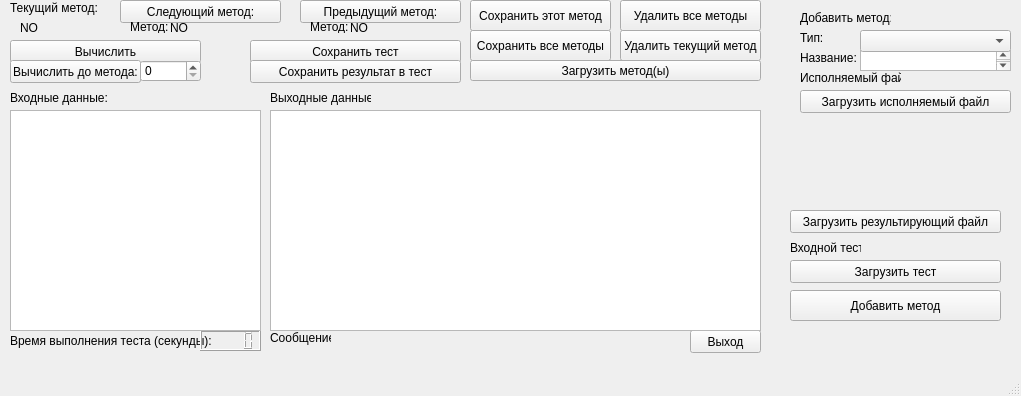
First picture: the form in design.ui, repository AZch/Data-decryption-system, before the edit.
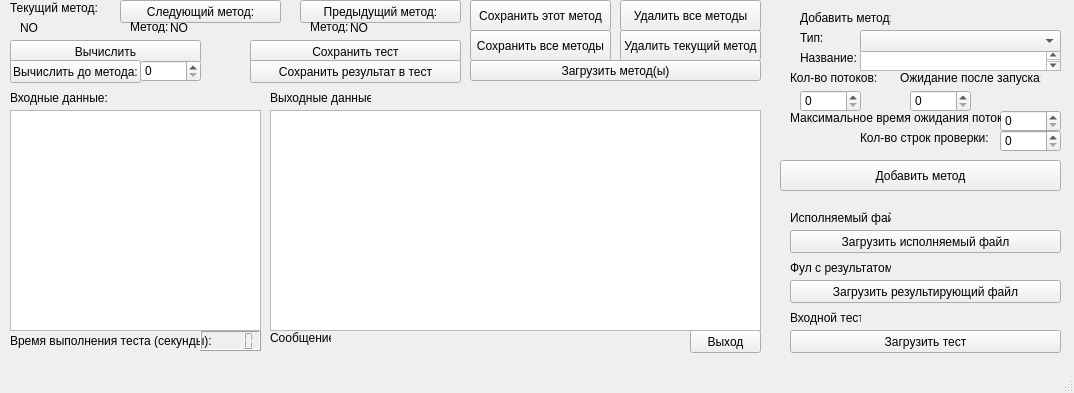
Second picture: the form after the edit.

```diff
--- a/design.ui
+++ b/design.ui
@@ -6,8 +6,8 @@
    <rect>
     <x>0</x>
     <y>0</y>
-    <width>1021</width>
-    <height>396</height>
+    <width>1074</width>
+    <height>393</height>
    </rect>
   </property>
   <property name="windowTitle">
@@ -17,9 +17,9 @@
    <widget class="QPushButton" name="btnLoadExecFile">
     <property name="geometry">
      <rect>
-      <x>800</x>
-      <y>90</y>
-      <width>211</width>
+      <x>790</x>
+      <y>230</y>
+      <width>271</width>
       <height>23</height>
      </rect>
     </property>
@@ -69,8 +69,8 @@
    <widget class="QLabel" name="label_4">
     <property name="geometry">
      <rect>
-      <x>800</x>
-      <y>70</y>
+      <x>790</x>
+      <y>210</y>
       <width>101</width>
       <height>16</height>
      </rect>
@@ -82,8 +82,8 @@
    <widget class="QLabel" name="lblExecFile">
     <property name="geometry">
      <rect>
-      <x>910</x>
-      <y>70</y>
+      <x>900</x>
+      <y>210</y>
       <width>101</width>
       <height>16</height>
      </rect>
@@ -96,7 +96,7 @@
     <property name="geometry">
      <rect>
       <x>790</x>
-      <y>240</y>
+      <y>310</y>
       <width>71</width>
       <height>16</height>
      </rect>
@@ -109,7 +109,7 @@
     <property name="geometry">
      <rect>
       <x>870</x>
-      <y>240</y>
+      <y>310</y>
       <width>131</width>
       <height>16</height>
      </rect>
@@ -123,7 +123,7 @@
      <rect>
       <x>860</x>
       <y>50</y>
-      <width>151</width>
+      <width>201</width>
       <height>21</height>
      </rect>
     </property>
@@ -132,8 +132,8 @@
     <property name="geometry">
      <rect>
       <x>790</x>
-      <y>260</y>
-      <width>211</width>
+      <y>330</y>
+      <width>271</width>
       <height>23</height>
      </rect>
     </property>
@@ -453,9 +453,9 @@
    <widget class="QPushButton" name="btnAddMethod">
     <property name="geometry">
      <rect>
-      <x>790</x>
-      <y>290</y>
-      <width>211</width>
+      <x>780</x>
+      <y>160</y>
+      <width>281</width>
       <height>31</height>
      </rect>
     </property>
@@ -468,7 +468,7 @@
      <rect>
       <x>860</x>
       <y>30</y>
-      <width>151</width>
+      <width>201</width>
       <height>22</height>
      </rect>
     </property>
@@ -510,8 +510,8 @@
     <property name="geometry">
      <rect>
       <x>790</x>
-      <y>210</y>
-      <width>211</width>
+      <y>280</y>
+      <width>271</width>
       <height>23</height>
      </rect>
     </property>
@@ -519,6 +519,136 @@
      <string>Загрузить результирующий файл</string>
     </property>
    </widget>
+   <widget class="QLabel" name="label_7">
+    <property name="geometry">
+     <rect>
+      <x>790</x>
+      <y>260</y>
+      <width>101</width>
+      <height>16</height>
+     </rect>
+    </property>
+    <property name="text">
+     <string>Фул с результатом:</string>
+    </property>
+   </widget>
+   <widget class="QLabel" name="lblResFile">
+    <property name="geometry">
+     <rect>
+      <x>900</x>
+      <y>260</y>
+      <width>101</width>
+      <height>16</height>
+     </rect>
+    </property>
+    <property name="text">
+     <string/>
+    </property>
+   </widget>
+   <widget class="QSpinBox" name="spnCountThread">
+    <property name="geometry">
+     <rect>
+      <x>800</x>
+      <y>90</y>
+      <width>61</width>
+      <height>22</height>
+     </rect>
+    </property>
+    <property name="maximum">
+     <number>999999999</number>
+    </property>
+   </widget>
+   <widget class="QSpinBox" name="spnTimeWait">
+    <property name="geometry">
+     <rect>
+      <x>1000</x>
+      <y>110</y>
+      <width>61</width>
+      <height>22</height>
+     </rect>
+    </property>
+    <property name="maximum">
+     <number>999999999</number>
+    </property>
+   </widget>
+   <widget class="QSpinBox" name="spnSleepWork">
+    <property name="geometry">
+     <rect>
+      <x>910</x>
+      <y>90</y>
+      <width>61</width>
+      <height>22</height>
+     </rect>
+    </property>
+    <property name="maximum">
+     <number>999999999</number>
+    </property>
+   </widget>
+   <widget class="QLabel" name="label_9">
+    <property name="geometry">
+     <rect>
+      <x>790</x>
+      <y>70</y>
+      <width>91</width>
+      <height>16</height>
+     </rect>
+    </property>
+    <property name="text">
+     <string>Кол-во потоков:</string>
+    </property>
+   </widget>
+   <widget class="QLabel" name="label_11">
+    <property name="geometry">
+     <rect>
+      <x>790</x>
+      <y>110</y>
+      <width>211</width>
+      <height>16</height>
+     </rect>
+    </property>
+    <property name="text">
+     <string>Максимальное время ожидания потока:</string>
+    </property>
+   </widget>
+   <widget class="QLabel" name="label_13">
+    <property name="geometry">
+     <rect>
+      <x>900</x>
+      <y>70</y>
+      <width>141</width>
+      <height>16</height>
+     </rect>
+    </property>
+    <property name="text">
+     <string>Ожидание после запуска:</string>
+    </property>
+   </widget>
+   <widget class="QSpinBox" name="spnCountRow">
+    <property name="geometry">
+     <rect>
+      <x>1000</x>
+      <y>130</y>
+      <width>61</width>
+      <height>22</height>
+     </rect>
+    </property>
+    <property name="maximum">
+     <number>999999999</number>
+    </property>
+   </widget>
+   <widget class="QLabel" name="label_17">
+    <property name="geometry">
+     <rect>
+      <x>860</x>
+      <y>130</y>
+      <width>131</width>
+      <height>16</height>
+     </rect>
+    </property>
+    <property name="text">
+     <string>Кол-во строк проверки:</string>
+    </property>
+   </widget>
   </widget>
   <widget class="QMenuBar" name="menubar">
    <property name="geometry">
```
Left out of the diff: 2 changed lines with no effect on the pictures.
